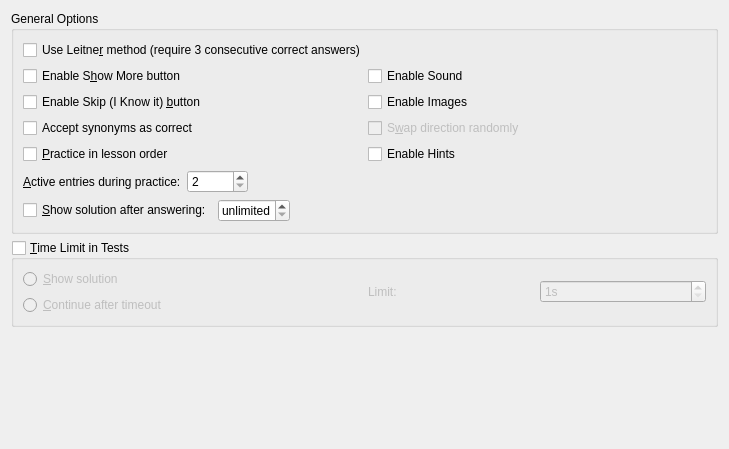
The window that src/configure-practice/advancedpracticeoptions.ui (KDE/parley) describes before a commit, drawn with Qt 5.
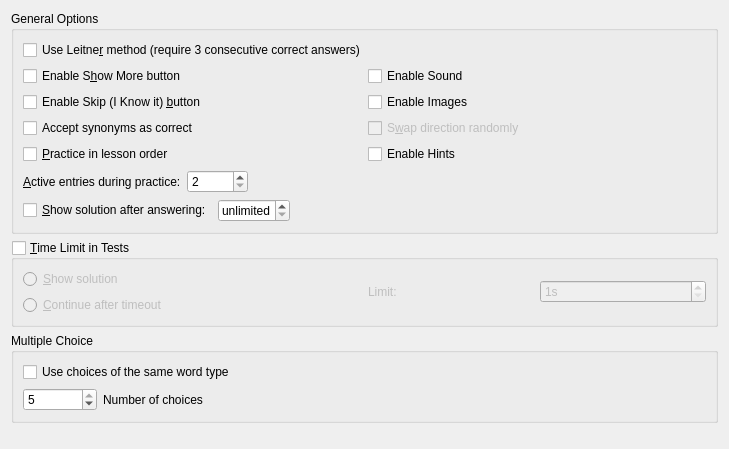
The same window after the commit. Custom widgets are drawn as their Qt base class.

Commit message: move multiple choice options to advanced

Patch:
```diff
--- a/src/configure-practice/advancedpracticeoptions.ui
+++ b/src/configure-practice/advancedpracticeoptions.ui
@@ -292,6 +292,52 @@
      </layout>
     </widget>
    </item>
+   <item>
+    <widget class="QGroupBox" name="groupBox2">
+     <property name="title">
+       <string>Multiple Choice</string>
+     </property>
+      <layout class="QVBoxLayout" name="verticalLayout_5">
+       <item>
+        <widget class="QCheckBox" name="kcfg_MultipleChoiceWordTypeConsistancy">
+         <property name="text">
+          <string>Use choices of the same word type</string>
+         </property>
+        </widget>
+       </item>
+       <item>
+        <layout class="QHBoxLayout" name="horizontalLayout">
+         <item>
+          <widget class="KIntSpinBox" name="kcfg_NumberMultipleChoiceAnswers">
+           <property name="maximumSize">
+            <size>
+             <width>74</width>
+             <height>16777215</height>
+            </size>
+           </property>
+           <property name="minimum">
+            <number>2</number>
+           </property>
+           <property name="maximum">
+            <number>5</number>
+           </property>
+           <property name="value">
+            <number>5</number>
+           </property>
+          </widget>
+         </item>
+         <item>
+          <widget class="QLabel" name="label_3">
+           <property name="text">
+            <string>Number of choices</string>
+           </property>
+          </widget>
+         </item>
+        </layout>
+       </item>
+     </layout>
+    </widget>
+   </item>    
    <item>
     <spacer>
      <property name="orientation">
```
The commit also changes 1 other file.
